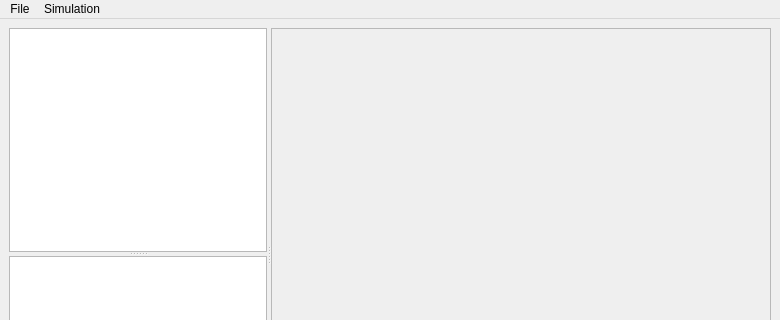
robocomp/dsr-graph, file components/dslseedDSR/src/mainUI.ui: the form before one commit; both pictures show x 0 to 780 and y 0 to 320 of the 780 by 510 pixel window.
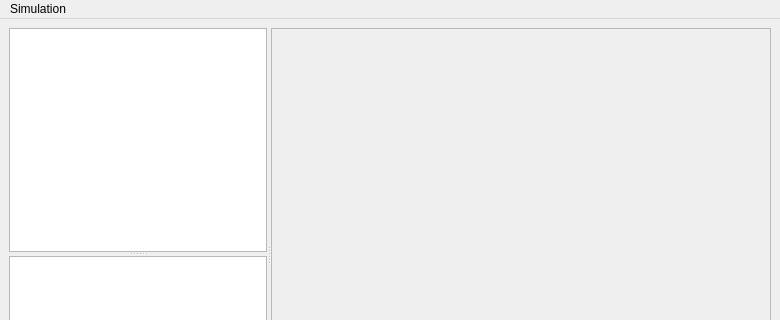
The form after the commit.

Commit message: [several agents] Remove old menu file

Diff of the .ui file:
```diff
--- a/components/dslseedDSR/src/mainUI.ui
+++ b/components/dslseedDSR/src/mainUI.ui
@@ -84,22 +84,15 @@
      <x>0</x>
      <y>0</y>
      <width>780</width>
-     <height>25</height>
+     <height>22</height>
     </rect>
    </property>
-   <widget class="QMenu" name="menuFile">
-    <property name="title">
-     <string>File</string>
-    </property>
-    <addaction name="actionSave"/>
-   </widget>
    <widget class="QMenu" name="menuSimulation">
     <property name="title">
      <string>Simulation</string>
     </property>
     <addaction name="actionStart_Stop"/>
    </widget>
-   <addaction name="menuFile"/>
    <addaction name="menuSimulation"/>
   </widget>
   <widget class="QStatusBar" name="statusbar"/>
```
Left out of the diff: 2 changed lines with no effect on the pictures. The commit also changes 8 other files.
